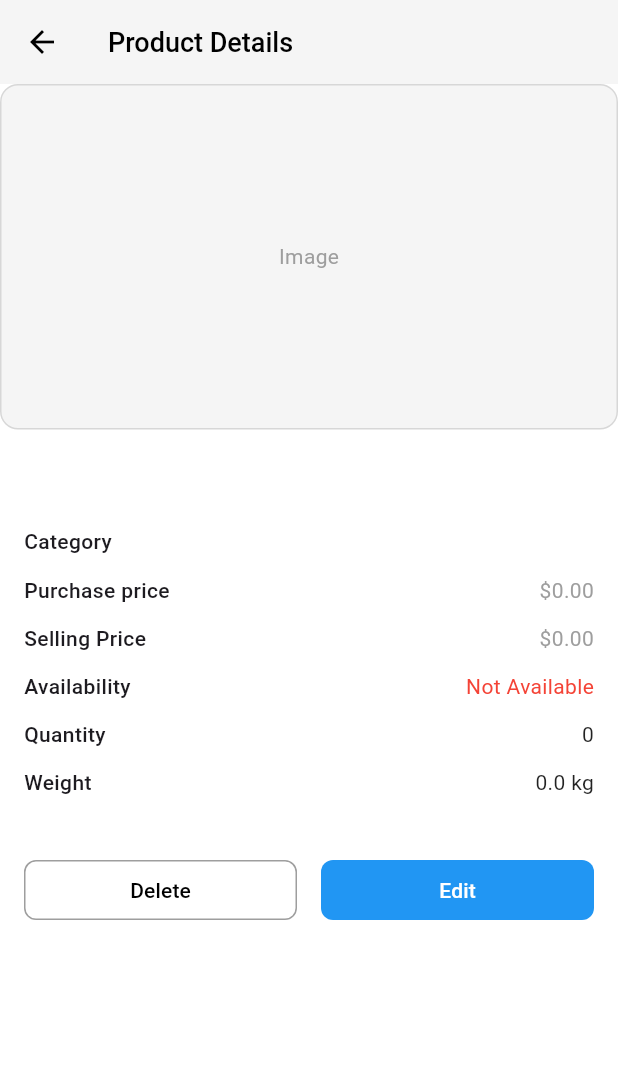
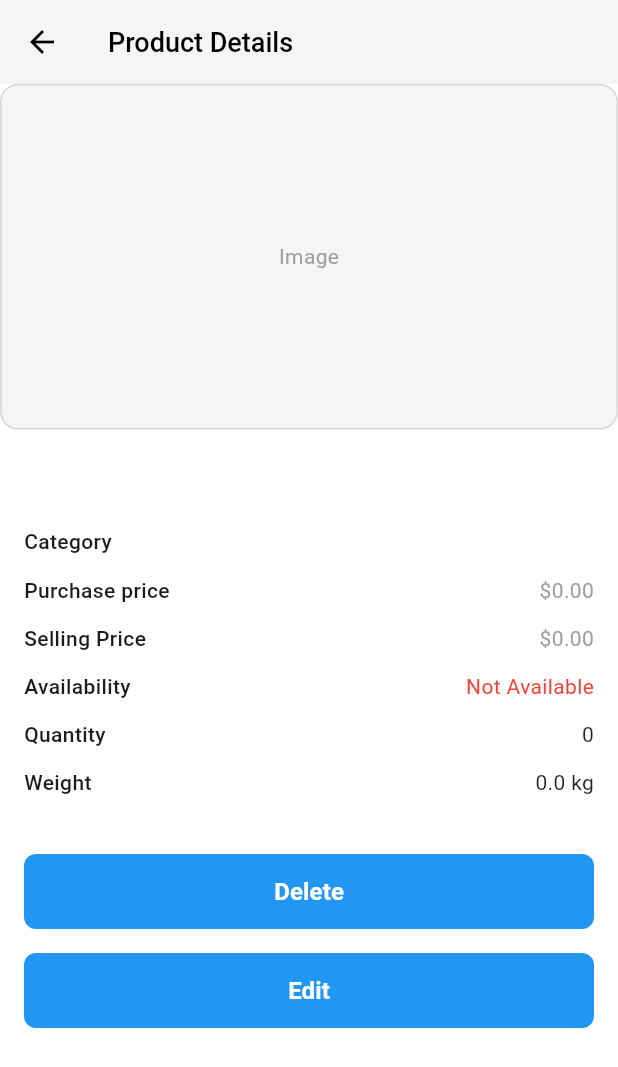
Before and after one commit to HamidSaliqa/prodex, a Flutter app: the DetailsScreen screen opened directly with empty values, on a phone screen of 412 x 824 dp. Shown: the top 1067 px of the screen. Run offline on Flutter 3.47's test engine with Material 3 defaults, Android fonts, the phone set to English and light mode, and no system bars; our stand-ins replace sqflite; accounts and stored records are empty.

Commit message:
استفاده از AppSpacing , primaryButton برای باتن های delete و edit

```diff
--- a/lib/screens/details_screen.dart
+++ b/lib/screens/details_screen.dart
@@ -3,29 +3,26 @@
 import 'package:flutter/material.dart';
 import '../models/product.dart';
 import '../data/db_helper.dart';
+import '../widgets/common/primary_button.dart';
 import '../widgets/details/image_section.dart';
 import '../widgets/details/info_section.dart';
-import '../widgets/details/action_buttons_section.dart';
+import '../widgets/utils/app_spacing.dart';
 import 'edit_product_screen.dart';
 
-/// صفحهٔ جزئیات محصول؛ شامل منطق حذف و ویرایش با نشانگر لودینگ
+/// صفحهٔ جزئیات محصول با دکمه‌های حذف و ویرایش استاندارد
 class DetailsScreen extends StatelessWidget {
   final Product product;
-
   const DetailsScreen({Key? key, required this.product}) : super(key: key);
 
   Future<void> _handleDelete(BuildContext context) async {
-    // نمایش دیالوگ لودینگ
     showDialog(
       context: context,
       barrierDismissible: false,
       builder: (_) => const Center(child: CircularProgressIndicator()),
     );
-    // حذف از دیتابیس
     await DbHelper.deleteProduct(product.id!);
-    // بستن دیالوگ و صفحهٔ Details
     Navigator.of(context).pop(); // دیالوگ
-    Navigator.of(context).pop(); // DetailsScreen
+    Navigator.of(context).pop(); // صفحهٔ Details
   }
 
   @override
@@ -40,22 +37,18 @@ class DetailsScreen extends StatelessWidget {
         ),
         title: const Text(
           'Product Details',
-          style: TextStyle(
-            color: Colors.black,
-            fontSize: 18,
-            fontWeight: FontWeight.w500,
-          ),
+          style: TextStyle(color: Colors.black, fontSize: 18, fontWeight: FontWeight.w500),
         ),
       ),
       backgroundColor: Colors.white,
       body: SafeArea(
         child: LayoutBuilder(
-          builder: (context, constraints) {
-            final totalHeight = constraints.maxHeight;
+          builder: (ctx, constraints) {
+            final h = constraints.maxHeight;
             return Column(
               children: [
                 SizedBox(
-                  height: totalHeight * 0.3,
+                  height: h * 0.3,
                   width: double.infinity,
                   child: ImageSection(imageUrl: product.imageUrl),
                 ),
@@ -63,23 +56,24 @@ class DetailsScreen extends StatelessWidget {
                   child: SingleChildScrollView(
                     physics: const BouncingScrollPhysics(),
                     child: Padding(
-                      padding: const EdgeInsets.symmetric(
-                          horizontal: 16, vertical: 20),
+                      padding: const EdgeInsets.symmetric(horizontal: 16, vertical: 20),
                       child: Column(
                         crossAxisAlignment: CrossAxisAlignment.stretch,
                         children: [
                           InfoSection(product: product),
-                          const SizedBox(height: 32),
-                          ActionButtonsSection(
-                            onDelete: () => _handleDelete(context),
-                            onEdit: () {
+                          AppSpacing.v32,
+                          PrimaryButton(
+                            label: 'Delete',
+                            onPressed: () => _handleDelete(context),
+                          ),
+                          AppSpacing.v16,
+                          PrimaryButton(
+                            label: 'Edit',
+                            onPressed: () {
                               Navigator.of(context)
-                                  .push(
-                                MaterialPageRoute(
-                                  builder: (_) =>
-                                      EditProductScreen(product: product),
-                                ),
-                              )
+                                  .push(MaterialPageRoute(
+                                builder: (_) => EditProductScreen(product: product),
+                              ))
                                   .then((_) => Navigator.of(context).pop());
                             },
                           ),
```
